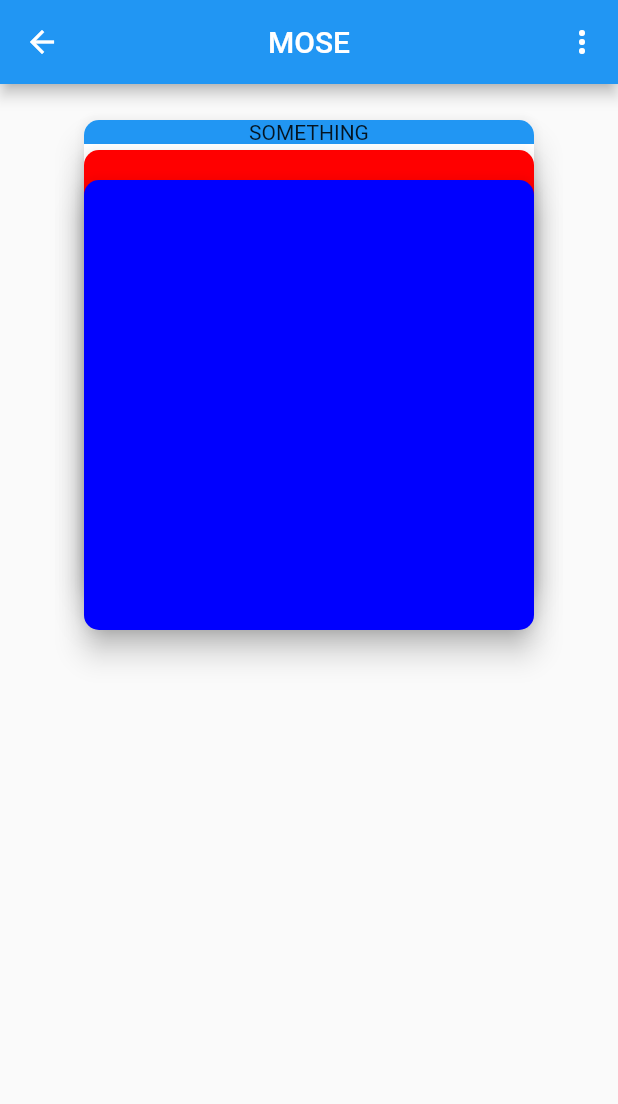
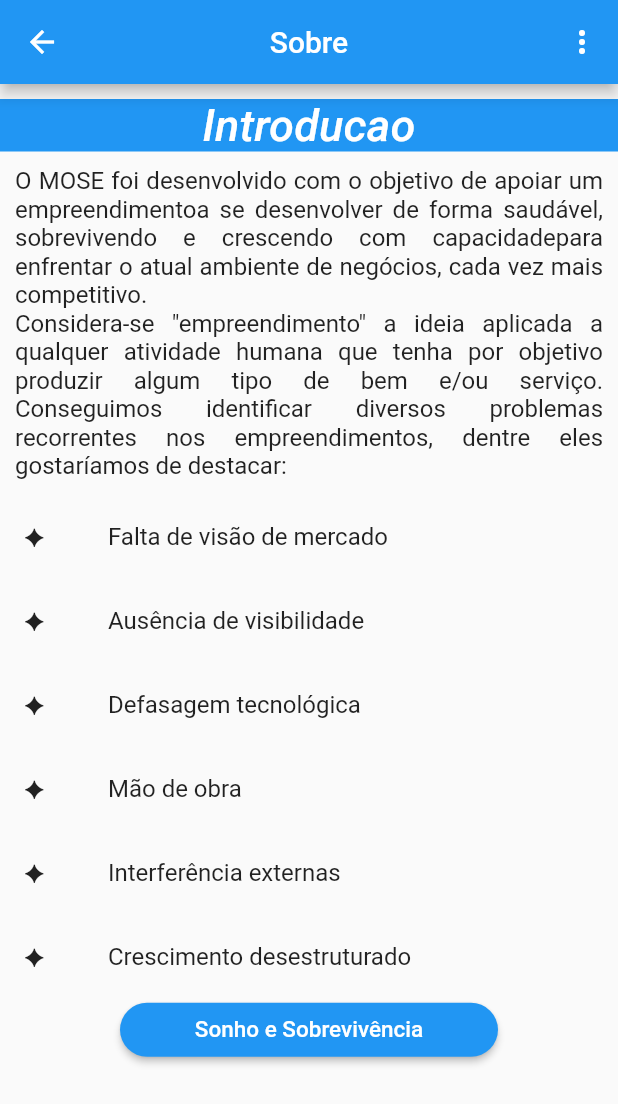
Before and after one commit to urielfcampos/mose_app, a Flutter app: the screen it shows after launch, after a tap on "Sobre", on a phone screen of 412 x 824 dp. Shown: the top 1104 px of the screen. Run offline on Flutter 3.47's test engine with Material 2 defaults, Android fonts, the phone set to English and light mode, and no system bars; Roboto replaces fonts that are missing (Hind, Montserrat).

Commit message:
Initialized pages about MOSE

```diff
--- /dev/null
+++ b/lib/about.dart
@@ -0,0 +1,84 @@
+import 'package:flutter/material.dart';
+
+class About extends StatelessWidget {
+  String firstText =
+      "O MOSE foi desenvolvido com o objetivo de apoiar um empreendimento"
+      "a se desenvolver de forma saudável, sobrevivendo e crescendo com capacidade"
+      "para enfrentar o atual ambiente de negócios, cada vez mais competitivo.\n"
+      "Considera-se \"empreendimento\" a ideia aplicada a qualquer atividade hu"
+      "mana que tenha por objetivo produzir algum tipo de bem e/ou serviço."
+      " Conseguimos identificar diversos problemas recorrentes nos empreendi"
+      "mentos, dentre eles gostaríamos de destacar:";
+  List<String> bulletPoints = ["Falta de visão de mercado", "Ausência de visibilidade",
+  "Defasagem tecnológica","Mão de obra","Interferência externas","Crescimento desestruturado",
+  "Inércia","Cultura organizacional ultrapassada"];
+
+  @override
+  Widget build(BuildContext context) {
+    return Scaffold(
+      appBar: AppBar(
+        title: Text("Sobre"),
+        centerTitle: true,
+        actions: <Widget>[
+          IconButton(
+            icon: Icon(Icons.more_vert),
+            onPressed: () {},
+          )
+        ],
+      ),
+      body: Column(
+        crossAxisAlignment: CrossAxisAlignment.stretch,
+        children: <Widget>[
+          Padding(
+            padding: EdgeInsets.only(top: 10),
+            child: Container(
+              child: Text(
+                "Introducao",
+                textAlign: TextAlign.center,
+                style: Theme.of(context).textTheme.title,
+              ),
+              decoration: BoxDecoration(color: Colors.blue),
+            ),
+          ),
+          Flexible(
+              child: Padding(
+            padding: EdgeInsets.all(10),
+            child: Text(
+              firstText,
+              style: Theme.of(context).textTheme.body1,
+              softWrap: true,
+              textAlign: TextAlign.justify,
+            ),
+          )),
+          Expanded(
+            child: ListView.builder(
+                itemCount: bulletPoints.length,
+                itemBuilder: (BuildContext cntx, int index) {
+                  return ListTile(
+                      leading: Text("✦"),
+                      title: Text(bulletPoints[index]));
+                }),
+          ),
+          Padding(
+            padding: EdgeInsets.fromLTRB(80, 10, 80, 20),
+            child: RaisedButton(
+              child: Text(
+                "Sonho e Sobrevivência",
+                textAlign: TextAlign.center,
+                style: TextStyle(color: Colors.white, fontSize: 15.0),
+              ),
+              color: Colors.blue,
+              shape: RoundedRectangleBorder(
+                  borderRadius: BorderRadius.circular(30.0)),
+              onPressed: () {
+                Navigator.push(
+                    context, MaterialPageRoute(builder: (context) => About()));
+              },
+            ),
+          ),
+
+        ],
+      ),
+    );
+  }
+}
--- a/lib/main.dart
+++ b/lib/main.dart
@@ -1,8 +1,23 @@
 import 'package:flutter/material.dart';
 import 'package:flutter/animation.dart';
+import 'about.dart';
 
 void main() {
   runApp(MaterialApp(
+    title: 'MOSE APP',
+    theme: ThemeData(
+        // Define the default Brightness and Colors
+
+        // Define the default Font Family
+        fontFamily: 'Montserrat',
+
+        // Define the default TextTheme. Use this to specify the default
+        // text styling for headlines, titles, bodies of text, and more.
+        textTheme: TextTheme(
+          headline: TextStyle(fontSize: 72.0, fontWeight: FontWeight.bold,),
+          title: TextStyle(fontSize: 30.0, fontStyle: FontStyle.italic, color: Colors.white),
+          body1: TextStyle(fontSize: 16.0, fontFamily: 'Hind',),
+        )),
     home: MoseApp(),
   ));
 }
@@ -61,8 +76,8 @@ class _MoseAppState extends State<MoseApp> with SingleTickerProviderStateMixin {
               shape: RoundedRectangleBorder(
                   borderRadius: BorderRadius.circular(30.0)),
               onPressed: () {
-                Navigator.push(context,
-                    MaterialPageRoute(builder: (context) => StackOfCards()));
+                Navigator.push(
+                    context, MaterialPageRoute(builder: (context) => About()));
               },
             ),
           ),
@@ -105,112 +120,3 @@ class _MoseAppState extends State<MoseApp> with SingleTickerProviderStateMixin {
     super.dispose();
   }
 }
-
-class StackOfCards extends StatefulWidget {
-  @override
-  _StackOfCardsState createState() => _StackOfCardsState();
-}
-
-class _StackOfCardsState extends State<StackOfCards> {
-  double topValue1 = 20;
-  double topValue2 = 40;
-  double topValue3 = 60;
-
-  bool expanded = false;
-
-  void expandCardContents(int cardPosition) {
-    setState(() {
-      if (expanded) {
-        switch (cardPosition) {
-          case 1:
-            topValue2 = topValue2 - 260;
-            topValue3 = topValue3 - 260;
-            expanded = false;
-        }
-      } else {
-        switch (cardPosition) {
-          case 1:
-            topValue2 = topValue2 + 260;
-            topValue3 = topValue3 + 260;
-            expanded = true;
-        }
-      }
-    });
-  }
-
-  @override
-  Widget build(BuildContext context) {
-    return Scaffold(
-      appBar: AppBar(
-        title: Text("MOSE"),
-        centerTitle: true,
-        actions: <Widget>[
-          IconButton(
-            icon: Icon(Icons.more_vert),
-            onPressed: () {},
-          )
-        ],
-      ),
-      body: Stack(
-        alignment: Alignment.center,
-        children: <Widget>[
-          Positioned(
-              top: topValue1,
-              child: Card(
-                  elevation: 8,
-                  shape: RoundedRectangleBorder(
-                      borderRadius: BorderRadius.circular(10)),
-                  child: Container(
-                    height: 300,
-                    width: 300,
-                    child: Column(
-                      crossAxisAlignment: CrossAxisAlignment.stretch,
-                      children: <Widget>[
-                        InkWell(
-                          child: Container(
-                            decoration: BoxDecoration(
-                                color: Colors.blue,
-                                borderRadius: BorderRadiusDirectional.vertical(
-                                    top: Radius.circular(10),
-                                    bottom: Radius.circular(0))),
-                            child: Text(
-                              "SOMETHING",
-                              textAlign: TextAlign.center,
-                            ),
-                          ),
-                          onTap: () {
-                            print("SOMETHING");
-                            expandCardContents(1);
-                          },
-                        ),
-                        Padding(
-                          padding: EdgeInsets.fromLTRB(10, 10, 10, 0),
-                          child: Text(
-                              "Lorem ipsum dolor sit amet, consectetur adipiscing elit, sed do eiusmod tempor incididunt ut labore et dolore magna aliqua. Ut enim ad minim veniam, quis nostrud exercitation ullamco laboris nisi ut aliquip ex ea commodo consequat. Duis aute irure dolor in reprehenderit in voluptate velit esse cillum dolore eu fugiat nulla pariatur. Excepteur sint occaecat cupidatat non proident, sunt in culpa qui officia deserunt mollit anim id est laborum."),
-                        )
-                      ],
-                    ),
-                  ))),
-          Positioned(
-              top: topValue2,
-              child: Card(
-                elevation: 8,
-                color: Color.fromARGB(255, 255, 0, 0),
-                shape: RoundedRectangleBorder(
-                    borderRadius: BorderRadius.circular(10)),
-                child: Container(width: 300, height: 300),
-              )),
-          Positioned(
-              top: topValue3,
-              child: Card(
-                elevation: 8,
-                color: Color.fromARGB(255, 0, 0, 255),
-                shape: RoundedRectangleBorder(
-                    borderRadius: BorderRadius.circular(10)),
-                child: Container(width: 300, height: 300),
-              )),
-        ],
-      ),
-    );
-  }
-}
```
